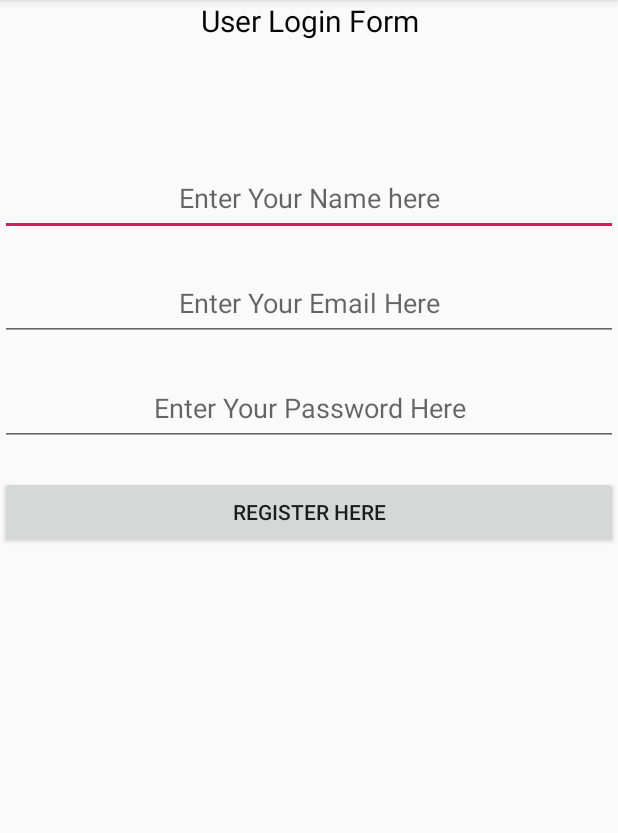
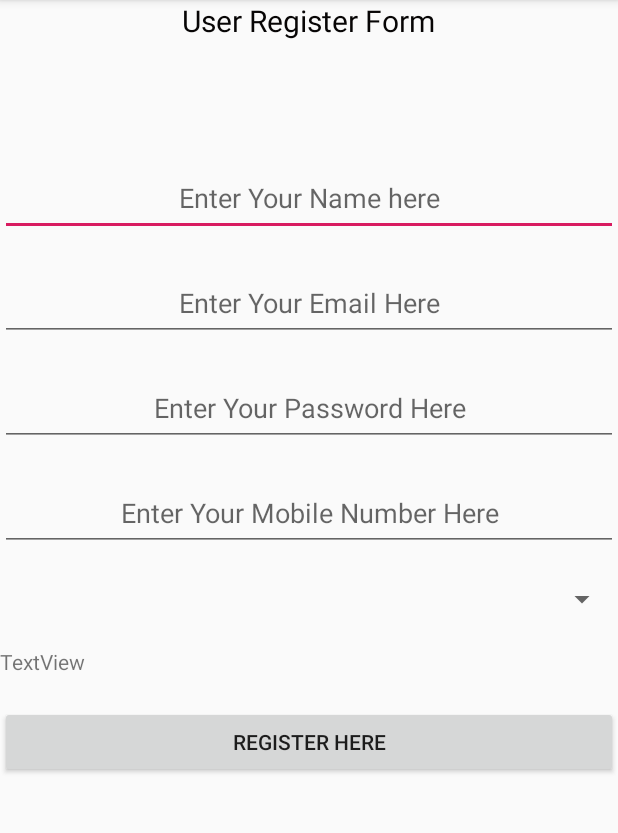
Before and after one commit to sms9092/Reco, an Android app: the RegisterActivity screen opened directly, with no data from a screen before it, after a tap on "REGISTER HERE", on a phone screen of 412 x 824 dp, the part 84-917 px from its top. Run offline under Robolectric (Android 15) with nearby library versions, the phone set to English and light mode, and no system bars; 1 statement that could not run was skipped.

```diff
--- a/app/src/main/java/com/sameer/reco/Api.java
+++ b/app/src/main/java/com/sameer/reco/Api.java
@@ -17,7 +17,10 @@ public interface Api {
     Call<User> RegisterUser(
             @Field("name") String name,
             @Field("username") String username,
-            @Field("password") String password
+            @Field("password") String password,
+            @Field("mobile") String mobile,
+            @Field("blood") String blood,
+            @Field("dob") String dob
     );
 
     @POST("login")
--- a/app/src/main/java/com/sameer/reco/RegisterActivity.java
+++ b/app/src/main/java/com/sameer/reco/RegisterActivity.java
@@ -1,24 +1,30 @@
 package com.sameer.reco;
-
-
 import androidx.appcompat.app.AppCompatActivity;
 
+import android.app.DatePickerDialog;
 import android.content.Intent;
+import android.graphics.Color;
+import android.graphics.drawable.ColorDrawable;
 import android.os.Bundle;
 import android.view.View;
 import android.widget.Button;
+import android.widget.DatePicker;
 import android.widget.EditText;
+import android.widget.Spinner;
+import android.widget.TextView;
 import android.widget.Toast;
 
-import java.io.IOException;
+import java.util.Calendar;
 
-import okhttp3.ResponseBody;
 import retrofit2.Call;
 import retrofit2.Callback;
 import retrofit2.Response;
 
 
 public class RegisterActivity extends AppCompatActivity {
+
+    private TextView mDisplayDate;
+    private DatePickerDialog.OnDateSetListener mDateSetListener;
 
 
     @Override
@@ -30,8 +36,40 @@ public class RegisterActivity extends AppCompatActivity {
         final EditText etName = findViewById(R.id.etName);
         final EditText etUserName = findViewById(R.id.etUsername);
         final EditText etPassword = findViewById(R.id.etPassword);
+        final EditText etMobileNumber = findViewById(R.id.etMobileNumber);
+                        mDisplayDate = findViewById(R.id.etDate);
+        final Spinner etBloodGroup = findViewById(R.id.spinner);
 
         final Button bRegister = findViewById(R.id.Register);
+
+        mDisplayDate.setOnClickListener(new View.OnClickListener() {
+            @Override
+            public void onClick(View v) {
+                Calendar cal = Calendar.getInstance();
+                int year =cal.get(Calendar.YEAR);
+                int month =cal.get(Calendar.MONTH);
+                int day =cal.get(Calendar.DAY_OF_MONTH);
+                DatePickerDialog dialog = new DatePickerDialog(
+                        RegisterActivity.this,
+                        android.R.style.Theme_Holo_Light_Dialog_MinWidth,
+                        mDateSetListener,
+                        year,month,day);
+                       dialog.getWindow().setBackgroundDrawable(new ColorDrawable(Color.TRANSPARENT));
+                       dialog.show();
+
+            }
+        });
+
+
+        mDateSetListener = new DatePickerDialog.OnDateSetListener() {
+            @Override
+            public void onDateSet(DatePicker view, int year, int month, int dayOfMonth) {
+                month += 1;
+                String Date = month + "/" + dayOfMonth + "/" + year;
+                mDisplayDate.setText(Date);
+                System.out.println(Date);
+            }
+        };
 
         bRegister.setOnClickListener(new View.OnClickListener() {
             @Override
@@ -40,13 +78,15 @@ public class RegisterActivity extends AppCompatActivity {
                     final String name = etName.getText().toString();
                     final String username = etUserName.getText().toString();
                     final String password = etPassword.getText().toString();
-
+                    final String mobile = etMobileNumber.getText().toString();
+                    final String blood = etBloodGroup.getSelectedItem().toString();
+                    final String dob = mDisplayDate.getText().toString();
 
 
                     Call<User> call = RetroFitClient
                             .getInstance()
                             .getApi()
-                            .RegisterUser(name,username,password);
+                            .RegisterUser(name,username,password,mobile,blood,dob);
 
                     call.enqueue(new Callback<User>() {
                         @Override
--- a/app/src/main/java/com/sameer/reco/User.java
+++ b/app/src/main/java/com/sameer/reco/User.java
@@ -17,4 +17,5 @@ public class User {
     public String getResponse() {
         return Response;
     }
+
 }
--- a/app/src/main/res/layout/activity_register.xml
+++ b/app/src/main/res/layout/activity_register.xml
@@ -13,7 +13,7 @@
         android:layout_alignParentTop="true"
         android:layout_centerHorizontal="true"
         android:gravity="center"
-        android:text="User Login Form"
+        android:text="User Register Form"
         android:textColor="#070505"
         android:textSize="20dp" />
 
@@ -54,12 +54,42 @@
         android:hint="Enter Your Password Here"
         android:gravity="center"/>
 
+    <EditText
+        android:layout_width="fill_parent"
+        android:layout_height="50dp"
+        android:inputType="phone"
+        android:ems="10"
+        android:layout_below="@+id/etPassword"
+        android:layout_centerHorizontal="true"
+        android:layout_marginTop="20dp"
+        android:id="@+id/etMobileNumber"
+        android:hint="Enter Your Mobile Number Here"
+        android:gravity="center"/>
+
+    <Spinner
+        android:id="@+id/spinner"
+        android:layout_width="fill_parent"
+        android:layout_height="wrap_content"
+        android:layout_marginTop="20dp"
+        android:entries="@array/BloodGroup"
+        android:layout_below="@+id/etMobileNumber"
+        />
+
+    <TextView
+        android:id="@+id/etDate"
+        android:layout_width="fill_parent"
+        android:layout_height="wrap_content"
+        android:text="TextView"
+        android:layout_below="@+id/spinner"
+        android:layout_marginTop="20dp"
+        />
+
     <Button
         android:id="@+id/Register"
         android:text="Register here"
         android:layout_width="fill_parent"
         android:layout_height="wrap_content"
-        android:layout_below="@+id/etPassword"
+        android:layout_below="@+id/etDate"
         android:layout_centerHorizontal="true"
         android:layout_marginTop="20dp"
         android:gravity="center" />
--- a/app/src/main/res/values/strings.xml
+++ b/app/src/main/res/values/strings.xml
@@ -7,4 +7,15 @@
     <string name="pref_file">com.sameer.preference_file</string>
     <string name="pref_login_status">com.sameer.preference_login_status</string>
     <string name="pref_user_name">com.sameer.preference_user_name</string>
+    <string-array name="BloodGroup">
+        <item></item>
+        <item>O+</item>
+        <item>O-</item>
+        <item>A+</item>
+        <item>A-</item>
+        <item>B+</item>
+        <item>B-</item>
+        <item>AB+</item>
+        <item>AB-</item>
+    </string-array>
 </resources>
```
Also changed, not shown: app/src/main/res/layout/activity_user_area.xml (+31 -9 lines).
